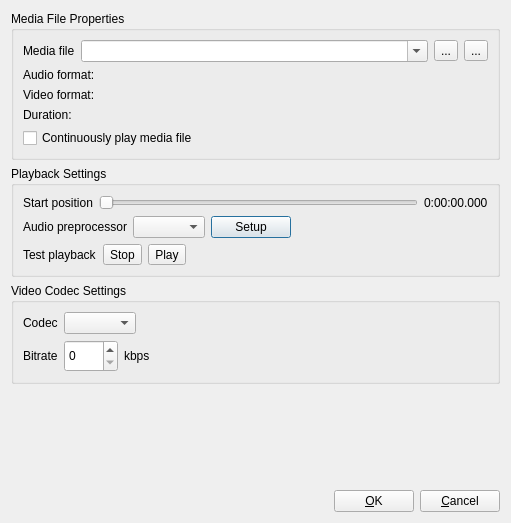
First picture: the form in Client/qtTeamTalk/streammediafile.ui, repository Vector1990/TeamTalk5, before the edit.
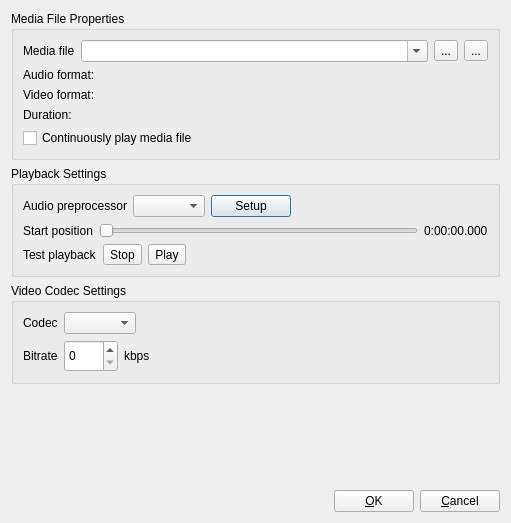
Second picture: the form after the edit. Icons and pictures are not drawn.

Commit message: Media playback in StreamMediaFileDlg

```diff
--- a/Client/qtTeamTalk/streammediafile.ui
+++ b/Client/qtTeamTalk/streammediafile.ui
@@ -126,34 +126,6 @@
       <string>Playback Settings</string>
      </property>
      <layout class="QVBoxLayout" name="verticalLayout_3">
-      <item>
-       <layout class="QHBoxLayout" name="horizontalLayout_6">
-        <item>
-         <widget class="QLabel" name="label_6">
-          <property name="text">
-           <string>Start position</string>
-          </property>
-         </widget>
-        </item>
-        <item>
-         <widget class="QSlider" name="playbackOffsetSlider">
-          <property name="orientation">
-           <enum>Qt::Horizontal</enum>
-          </property>
-         </widget>
-        </item>
-        <item>
-         <widget class="QLabel" name="playbackTimeLabel">
-          <property name="text">
-           <string notr="true">0:00:00.000</string>
-          </property>
-          <property name="buddy">
-           <cstring>playbackOffsetSlider</cstring>
-          </property>
-         </widget>
-        </item>
-       </layout>
-      </item>
       <item>
        <layout class="QHBoxLayout" name="horizontalLayout_7">
         <item>
@@ -188,6 +160,34 @@
         </item>
        </layout>
       </item>
+      <item>
+       <layout class="QHBoxLayout" name="horizontalLayout_6">
+        <item>
+         <widget class="QLabel" name="label_6">
+          <property name="text">
+           <string>Start position</string>
+          </property>
+         </widget>
+        </item>
+        <item>
+         <widget class="QSlider" name="playbackOffsetSlider">
+          <property name="orientation">
+           <enum>Qt::Horizontal</enum>
+          </property>
+         </widget>
+        </item>
+        <item>
+         <widget class="QLabel" name="playbackTimeLabel">
+          <property name="text">
+           <string notr="true">0:00:00.000</string>
+          </property>
+          <property name="buddy">
+           <cstring>playbackOffsetSlider</cstring>
+          </property>
+         </widget>
+        </item>
+       </layout>
+      </item>
       <item>
        <layout class="QHBoxLayout" name="horizontalLayout_8">
         <item>
```
Left out of the diff: 6 changed lines with no effect on the pictures. The commit also changes 9 other files.
